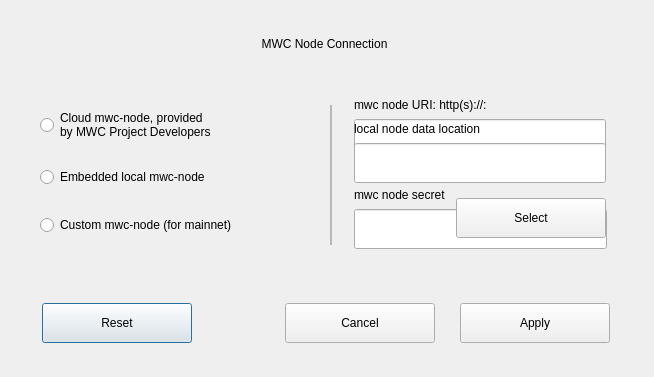
0xkobe/mwc-wallet, file dialogs_desktop/u_changenode.ui: the form before one commit.
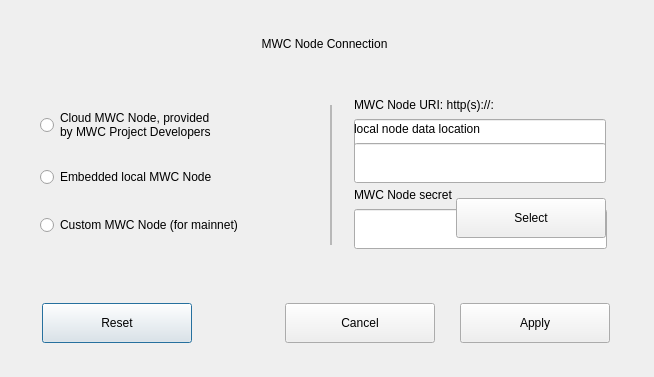
The form after the commit. Custom widgets are drawn as their Qt base class.

Commit message: https://github.com/mwcproject/mwc-qt-wallet/issues/315

Patch:
```diff
--- a/dialogs_desktop/u_changenode.ui
+++ b/dialogs_desktop/u_changenode.ui
@@ -66,7 +66,7 @@
     <enum>Qt::StrongFocus</enum>
    </property>
    <property name="text">
-    <string>Cloud mwc-node, provided
+    <string>Cloud MWC Node, provided
 by MWC Project Developers</string>
    </property>
   </widget>
@@ -86,7 +86,7 @@
     <enum>Qt::StrongFocus</enum>
    </property>
    <property name="text">
-    <string>Embedded local mwc-node</string>
+    <string>Embedded local MWC Node</string>
    </property>
   </widget>
   <widget class="QRadioButton" name="radioCustomNode">
@@ -105,7 +105,7 @@
     <enum>Qt::StrongFocus</enum>
    </property>
    <property name="text">
-    <string>Custom mwc-node (for mainnet)</string>
+    <string>Custom MWC Node (for mainnet)</string>
    </property>
   </widget>
   <widget class="control::MwcLine" name="frame_4">
@@ -173,7 +173,7 @@
         </size>
        </property>
        <property name="text">
-        <string>mwc node URI: http(s)://&lt;host&gt;:&lt;port&gt;</string>
+        <string>MWC Node URI: http(s)://&lt;host&gt;:&lt;port&gt;</string>
        </property>
       </widget>
      </item>
@@ -226,7 +226,7 @@
         </size>
        </property>
        <property name="text">
-        <string>mwc node secret</string>
+        <string>MWC Node secret</string>
        </property>
       </widget>
      </item>
```
Left out of the diff: 4 changed lines with no effect on the pictures. The commit also changes 42 other files.
